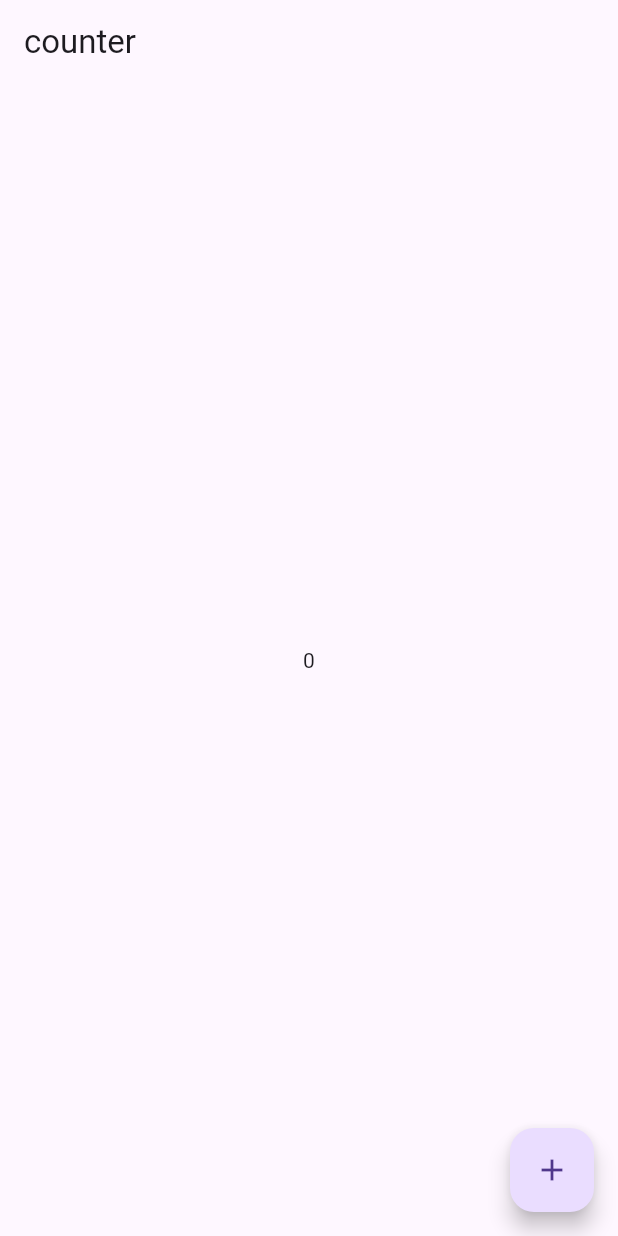
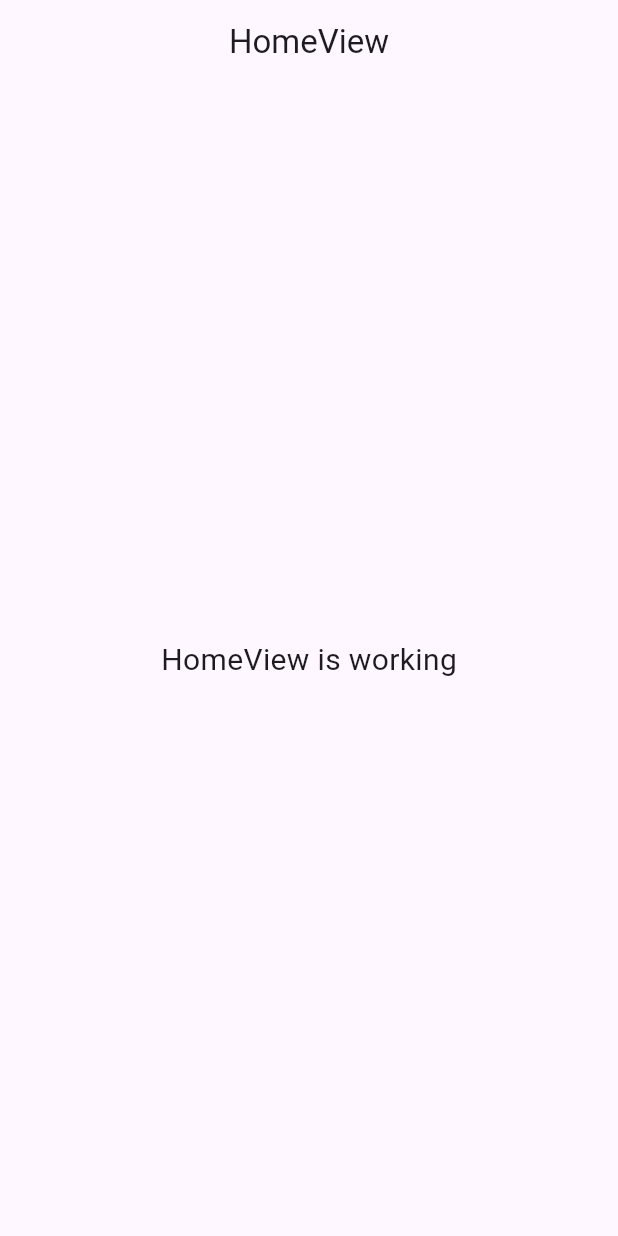
Before and after one commit to Jasonnnnnnnnnnnnnnnnn/flutter_week6_getx, a Flutter app: the screen it shows after launch, on a phone screen of 412 x 824 dp. Run offline on Flutter 3.47's test engine with Material 3 defaults, Android fonts, the phone set to English and light mode, and no system bars; our stand-ins replace get.

Commit message:
start getcli

```diff
--- a/lib/Home_controller.dart
+++ /dev/null
@@ -1,6 +0,0 @@
-import 'package:get/get.dart';
-
-class HomeController extends GetxController {
-  var count = 0.obs;
-  void increment() => count++;
-}
--- a/lib/Home_view.dart
+++ /dev/null
@@ -1,17 +0,0 @@
-import 'package:flutter/material.dart';
-import 'package:get/get.dart';
-
-import 'package:test_getx/Home_controller.dart';
-
-class Home extends GetView<HomeController> {
-  @override
-  Widget build(context) => Scaffold(
-      appBar: AppBar(title: Text("counter")),
-      body: Center(
-        child: Obx(() => Text("${controller.count}")),
-      ),
-      floatingActionButton: FloatingActionButton(
-        child: Icon(Icons.add),
-        onPressed: controller.increment,
-      ));
-}
--- /dev/null
+++ b/lib/app/modules/home/views/home_view.dart
@@ -0,0 +1,24 @@
+import 'package:flutter/material.dart';
+
+import 'package:get/get.dart';
+
+import '../controllers/home_controller.dart';
+
+class HomeView extends GetView<HomeController> {
+  const HomeView({Key? key}) : super(key: key);
+  @override
+  Widget build(BuildContext context) {
+    return Scaffold(
+      appBar: AppBar(
+        title: const Text('HomeView'),
+        centerTitle: true,
+      ),
+      body: const Center(
+        child: Text(
+          'HomeView is working',
+          style: TextStyle(fontSize: 20),
+        ),
+      ),
+    );
+  }
+}
```
Also changed, not shown: lib/Home_bindings.dart (deleted, +0 -11 lines), lib/app/modules/home/bindings/home_binding.dart (added, +12 -0 lines), lib/app/modules/home/controllers/home_controller.dart (added, +23 -0 lines), lib/app/routes/app_pages.dart (added, +20 -0 lines), lib/app/routes/app_routes.dart (added, +12 -0 lines), lib/main.dart (+10 -9 lines), pubspec.yaml (+5 -76 lines).
